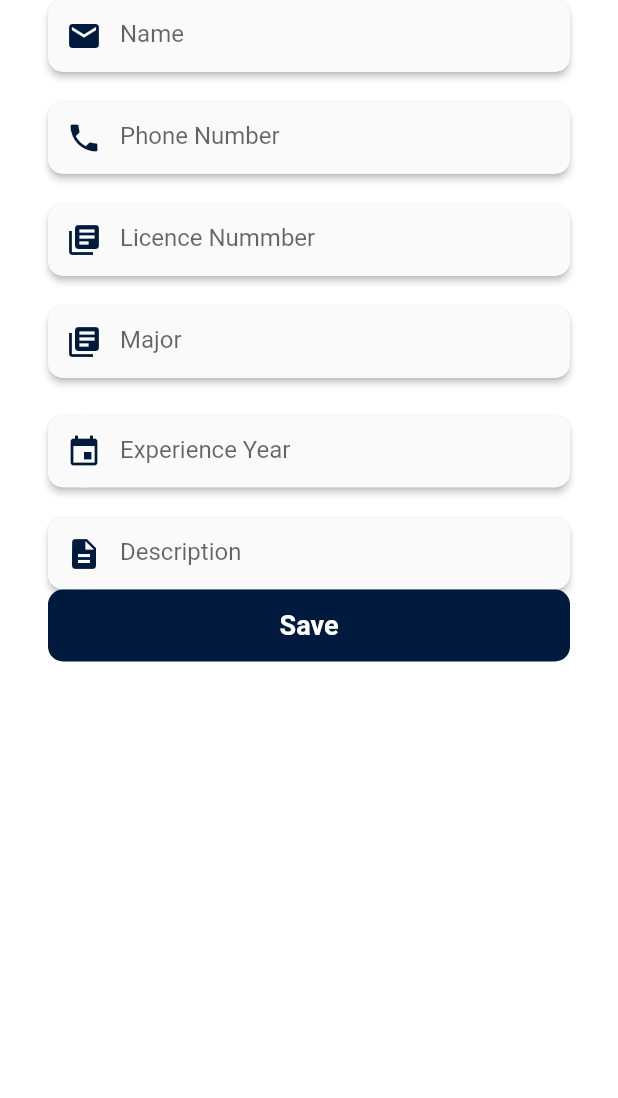
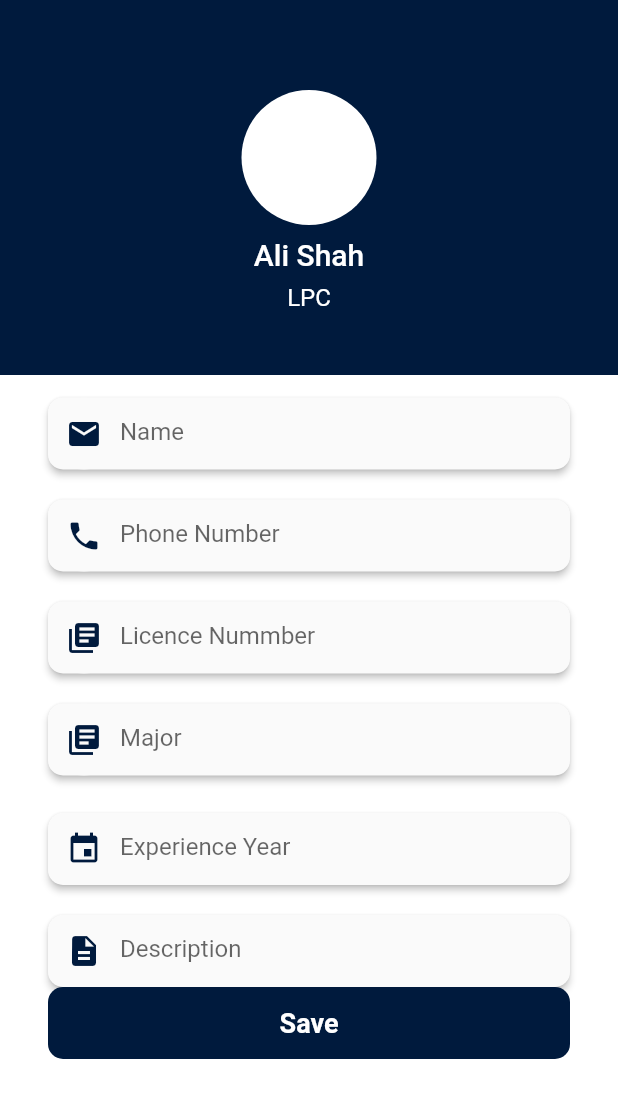
Before and after one commit to ali-shahKust/lawyer_client_app, a Flutter app: the screen it shows after launch, on a phone screen of 412 x 824 dp. Shown: the top 1098 px of the screen. Run offline on Flutter 3.47's test engine with Material 2 defaults, Android fonts, the phone set to English and light mode, and no system bars; our stand-ins replace cloud_firestore, firebase_auth; accounts and stored records are empty.

Commit message:
Final Commit to Profile Update

```diff
--- a/lib/Profile_Setting.dart
+++ b/lib/Profile_Setting.dart
@@ -31,6 +31,55 @@ class _Profile_SettingState extends State<Profile_Setting> {
       backgroundColor: Colors.white,
       body: ListView(
         children: <Widget>[
+          Stack(
+            children: <Widget>[
+              Container(
+                width: double.infinity,
+                height: 250,
+                color: Constant.appColor,
+              ),
+              Center(
+                child: Column(
+                    children: <Widget>[
+                      Container(
+                          height: 90,
+                          margin: EdgeInsets.only(top: 60),
+                          child: CircleAvatar(
+                            radius: 50,
+                            backgroundColor: Colors.white,
+                            //   child: Image.asset(),
+
+                          )
+                      ),
+                      Padding(
+                        padding: EdgeInsets.all(4),
+                      ),
+                      Text(
+                        "Ali Shah",
+                        style: TextStyle(
+                            color: Colors.white,
+                            fontWeight: FontWeight.w500,
+                            fontSize: 20),
+                        textAlign: TextAlign.center,
+                      ),
+                      Padding(
+                        padding: EdgeInsets.all(4),
+                      ),
+                      Text(
+                        "LPC",
+                        style: TextStyle(
+                            color: Colors.white,
+                            fontWeight: FontWeight.w400,
+                            fontSize: 16),
+                        textAlign: TextAlign.center,
+                      ),
+                    ]),
+              )
+            ],
+          ),
+          SizedBox(
+            height: 15,
+          ),
           Padding(
             padding: EdgeInsets.symmetric(horizontal: 32),
             child: Material(
```
